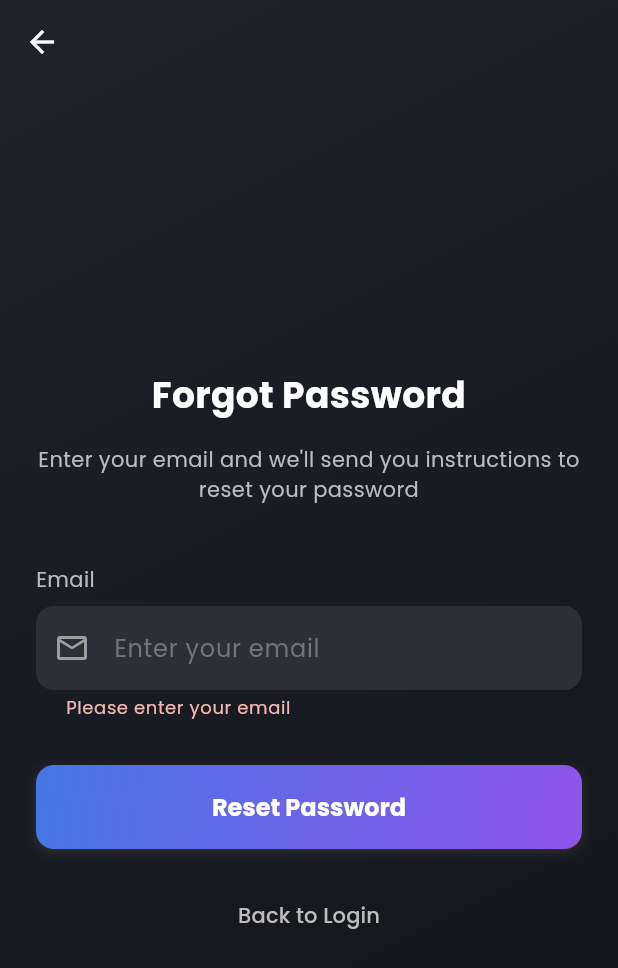
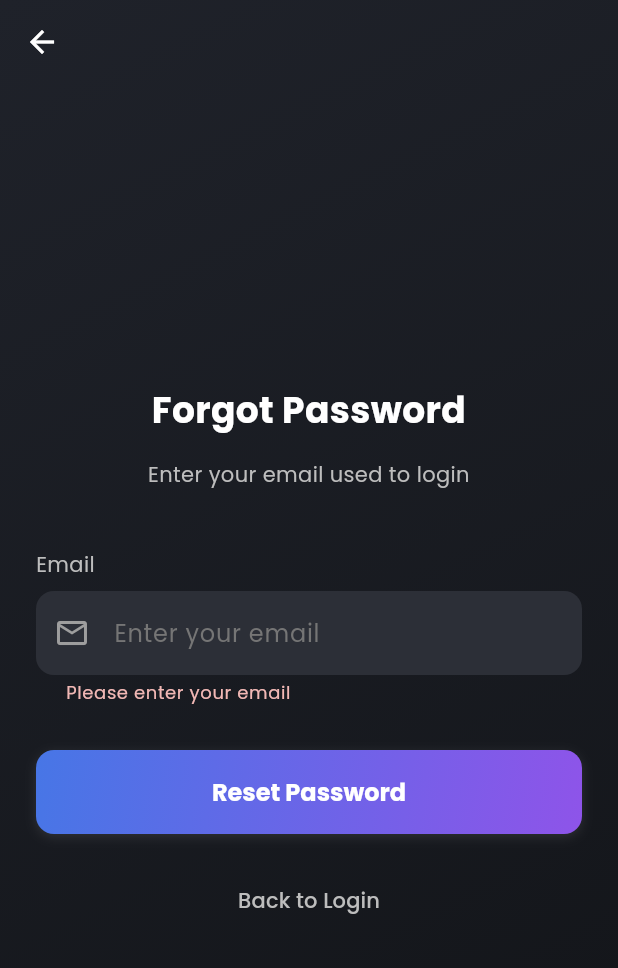
Before and after one commit to CN-LEON-DX/superbai, a Flutter app: the ForgotPasswordPage screen opened directly, after a tap on "Reset Password", on a phone screen of 412 x 824 dp. Shown: the top 968 px of the screen. Run offline on Flutter 3.47's test engine with Material 3 defaults, Android fonts, the phone set to English and light mode, and no system bars; our stand-ins replace flutter_dotenv, flutter_secure_storage, google_fonts, supabase_flutter; accounts and stored records are empty.

Commit message:
forgot-password

```diff
--- a/lib/forgot_password.dart
+++ b/lib/forgot_password.dart
@@ -37,31 +37,29 @@ class _ForgotPasswordPageState extends State<ForgotPasswordPage> {
     });
 
     try {
-      // Call the RPC function for password reset
+      // Gọi function request_password_reset
       final response = await _supabase.rpc(
-        'reset_password',
+        'request_password_reset',
         params: {
           'p_gmail': _emailController.text.trim(),
         },
       );
 
-      if (response['success'] == true) {
-        setState(() {
-          _successMessage = 'Password reset instructions sent to your email';
-          _isLoading = false;
-        });
-      } else {
-        setState(() {
-          _errorMessage = response['message'] ?? 'Password reset request failed';
-          _isLoading = false;
-        });
-      }
-    } catch (e) {
+      // Always show positive message
       setState(() {
-        _errorMessage = 'An error occurred during the password reset request';
+        _successMessage = 'If the email exists in our system, we will send password reset instructions to it. Please check your email inbox and spam folder.';
+        _emailController.clear(); // Clear email input after submission
         _isLoading = false;
       });
+
+    } catch (e) {
       print('Password reset error: $e');
+      // Even on error, show the same message to avoid email enumeration
+      setState(() {
+        _successMessage = 'If the email exists in our system, we will send password reset instructions to it. Please check your email inbox and spam folder.';
+        _emailController.clear();
+        _isLoading = false;
+      });
     }
   }
 
@@ -112,7 +110,7 @@ class _ForgotPasswordPageState extends State<ForgotPasswordPage> {
 
                     // Subtitle
                     Text(
-                      'Enter your email and we\'ll send you instructions to reset your password',
+                      'Enter your email used to login',
                       textAlign: TextAlign.center,
                       style: TextStyle(
                         fontSize: 14.0,
@@ -126,16 +124,17 @@ class _ForgotPasswordPageState extends State<ForgotPasswordPage> {
                       Container(
                         padding: const EdgeInsets.all(12.0),
                         decoration: BoxDecoration(
-                          color: Colors.green.withOpacity(0.1),
+                          color: Colors.blue.withOpacity(0.1),
                           borderRadius: BorderRadius.circular(8.0),
-                          border: Border.all(color: Colors.green.withOpacity(0.5)),
+                          border: Border.all(color: Colors.blue.withOpacity(0.5)),
                         ),
                         child: Text(
                           _successMessage!,
                           style: const TextStyle(
-                            color: Colors.green,
+                            color: Colors.blue,
                             fontSize: 14.0,
                           ),
+                          textAlign: TextAlign.center,
                         ),
                       ),
                     if (_successMessage != null) const SizedBox(height: 20.0),
```
